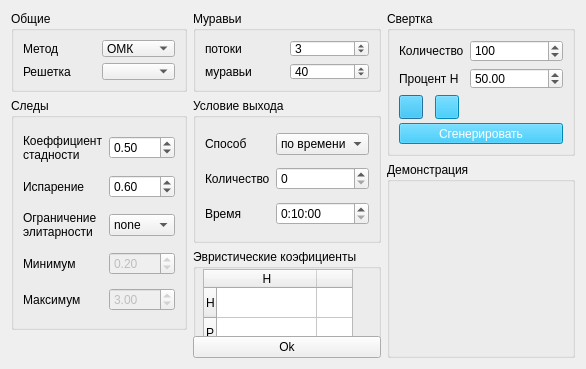
Above: scene/settingsform.ui from Gid32/ProteinFolding before the change. Below: the same form after it.
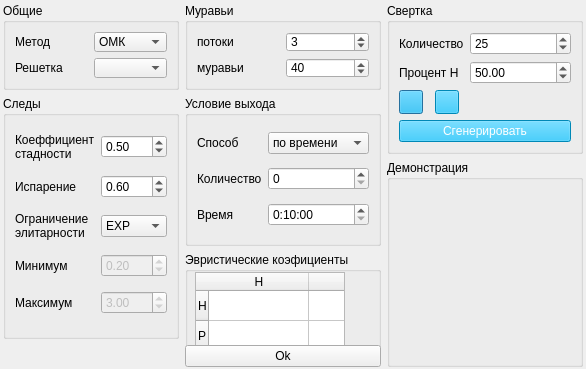
That is the form after the change. Icons and pictures are not drawn.

Patch:
```diff
--- a/scene/settingsform.ui
+++ b/scene/settingsform.ui
@@ -35,6 +35,18 @@
    <bool>false</bool>
   </property>
   <layout class="QGridLayout" name="gridLayout_6">
+   <property name="leftMargin">
+    <number>3</number>
+   </property>
+   <property name="topMargin">
+    <number>3</number>
+   </property>
+   <property name="rightMargin">
+    <number>3</number>
+   </property>
+   <property name="bottomMargin">
+    <number>3</number>
+   </property>
    <item row="0" column="0">
     <widget class="QGroupBox" name="methodS">
      <property name="title">
@@ -147,7 +159,7 @@
          <number>1000</number>
         </property>
         <property name="value">
-         <number>100</number>
+         <number>25</number>
         </property>
        </widget>
       </item>
@@ -1593,6 +1605,9 @@
       </item>
       <item row="2" column="1">
        <widget class="QComboBox" name="elitism">
+        <property name="currentIndex">
+         <number>2</number>
+        </property>
         <item>
          <property name="text">
           <string>none</string>
```
Left out of the diff: 6 changed lines with no effect on the pictures.
